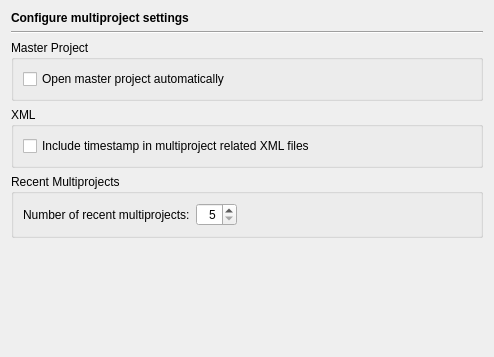
Before: the Qt Designer form Preferences/ConfigurationPages/MultiProjectPage.ui in testmana2/test, drawn with Qt 5.
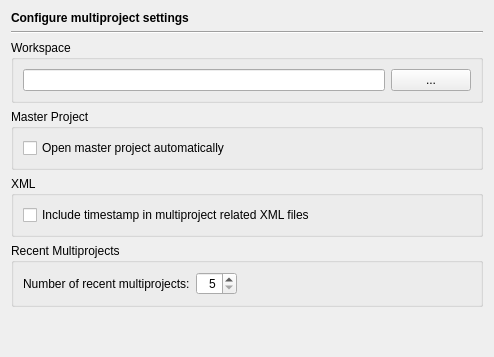
After: the same form once the commit is applied.

Commit message: Introduced a "workspace" directory that is used as the default for opening or saving new files or projects (configurable on Multiproject config page).

```diff
--- a/Preferences/ConfigurationPages/MultiProjectPage.ui
+++ b/Preferences/ConfigurationPages/MultiProjectPage.ui
@@ -9,7 +9,7 @@
     <height>357</height>
    </rect>
   </property>
-  <layout class="QVBoxLayout" >
+  <layout class="QVBoxLayout" name="verticalLayout">
    <item>
     <widget class="QLabel" name="headerLabel" >
      <property name="text" >
@@ -31,14 +31,44 @@
     </widget>
    </item>
    <item>
-    <widget class="QGroupBox" name="groupBox" >
-     <property name="title" >
+    <widget class="QGroupBox" name="groupBox_2">
+     <property name="title">
+      <string>Workspace</string>
+     </property>
+     <layout class="QHBoxLayout" name="horizontalLayout">
+      <item>
+       <widget class="QLineEdit" name="workspaceEdit">
+        <property name="toolTip">
+         <string>Enter the name of the workspace directory</string>
+        </property>
+        <property name="whatsThis">
+         <string>&lt;b&gt;Workspace Directory&lt;/b&gt;
+&lt;p&gt;Enter the directory of the workspace. This directory is used as the default for opening or saving new files or projects.&lt;/p&gt;</string>
+        </property>
+       </widget>
+      </item>
+      <item>
+       <widget class="QPushButton" name="workspaceButton">
+        <property name="toolTip">
+         <string>Select the workspace directory via a directory selection button</string>
+        </property>
+        <property name="text">
+         <string notr="true">...</string>
+        </property>
+       </widget>
+      </item>
+     </layout>
+    </widget>
+   </item>
+   <item>
+    <widget class="QGroupBox" name="groupBox">
+     <property name="title">
       <string>Master Project</string>
      </property>
-     <layout class="QVBoxLayout" >
+     <layout class="QVBoxLayout">
       <item>
-       <widget class="QCheckBox" name="openMasterAutomaticallyCheckBox" >
-        <property name="toolTip" >
+       <widget class="QCheckBox" name="openMasterAutomaticallyCheckBox">
+        <property name="toolTip">
          <string>Select to open the master project automatically upon opening the multiproject</string>
         </property>
         <property name="text" >
@@ -50,14 +80,14 @@
     </widget>
    </item>
    <item>
-    <widget class="QGroupBox" name="groupBox_6" >
-     <property name="title" >
+    <widget class="QGroupBox" name="groupBox_6">
+     <property name="title">
       <string>XML</string>
      </property>
-     <layout class="QVBoxLayout" >
+     <layout class="QVBoxLayout">
       <item>
-       <widget class="QCheckBox" name="multiProjectTimestampCheckBox" >
-        <property name="toolTip" >
+       <widget class="QCheckBox" name="multiProjectTimestampCheckBox">
+        <property name="toolTip">
          <string>Select, if a timestamp should be written to all multiproject related XML files</string>
         </property>
         <property name="text" >
@@ -69,23 +99,23 @@
     </widget>
    </item>
    <item>
-    <widget class="QGroupBox" name="groupBox_7" >
-     <property name="title" >
+    <widget class="QGroupBox" name="groupBox_7">
+     <property name="title">
       <string>Recent Multiprojects</string>
      </property>
-     <layout class="QVBoxLayout" >
+     <layout class="QVBoxLayout">
       <item>
-       <layout class="QHBoxLayout" >
+       <layout class="QHBoxLayout">
         <item>
-         <widget class="QLabel" name="label" >
-          <property name="text" >
+         <widget class="QLabel" name="label">
+          <property name="text">
            <string>Number of recent multiprojects:</string>
           </property>
          </widget>
         </item>
         <item>
-         <widget class="QSpinBox" name="multiProjectRecentSpinBox" >
-          <property name="toolTip" >
+         <widget class="QSpinBox" name="multiProjectRecentSpinBox">
+          <property name="toolTip">
            <string>Enter the number of recent multiprojects to remember</string>
           </property>
           <property name="alignment" >
```
Left out of the diff: 41 changed lines with no effect on the pictures. The commit also changes 28 other files.
